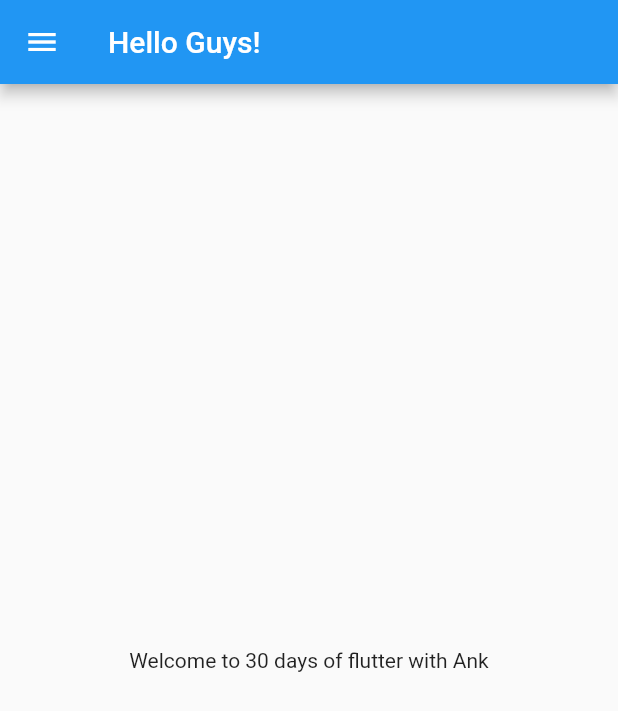
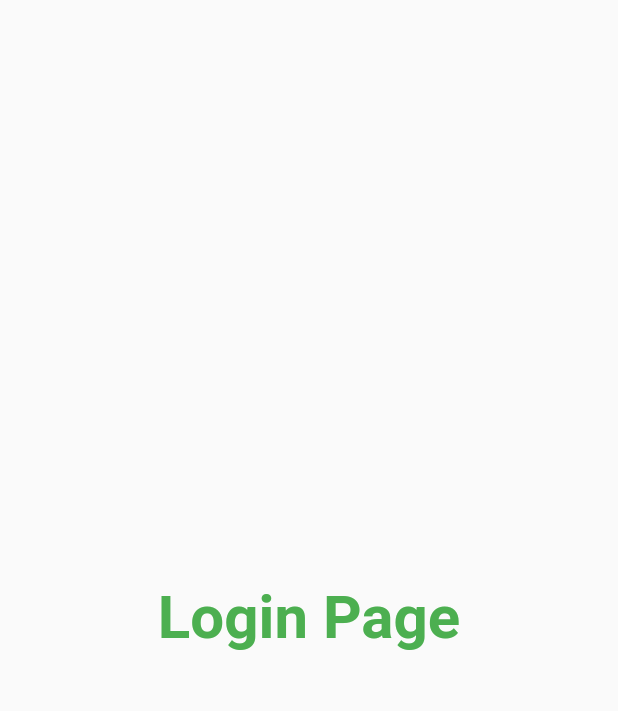
Before and after one commit to AnkitMiddha/30daysofflutter, a Flutter app: the screen it shows after launch, on a phone screen of 412 x 824 dp. Shown: the top 711 px of the screen. Run offline on Flutter 3.47's test engine with Material 2 defaults, Android fonts, the phone set to English and light mode, and no system bars.

Commit message:
day3 completed

```diff
--- a/lib/main.dart
+++ b/lib/main.dart
@@ -1,5 +1,6 @@
 import 'package:flutter/material.dart';
-import 'home_page.dart';
+import 'package:flutter_application_1/pages/login_page.dart';
+import 'pages/home_page.dart';
 
 void main() {
   runApp(MyApp());
@@ -11,7 +12,13 @@ class MyApp extends StatelessWidget {
   @override
   Widget build(BuildContext context) {
     return MaterialApp(
-      home: HomePage(),
+      themeMode: ThemeMode.light,
+      theme: ThemeData(primarySwatch: Colors.green),
+      darkTheme: ThemeData(brightness: Brightness.dark),
+      routes: {
+        "/": (context) => LoginPage(),
+        "/LoginPage": (context) => HomePage(),
+      },
     );
   }
 }
--- a/lib/home_page.dart
+++ b/lib/pages/home_page.dart
@@ -6,7 +6,7 @@ class HomePage extends StatelessWidget {
   @override
   Widget build(BuildContext context) {
     final int days = 30;
-    final String name = "Ank";
+    final String name = "Ankit";
     return Scaffold(
       appBar: AppBar(
         title: Text("Hello Guys!"),
--- /dev/null
+++ b/lib/pages/login_page.dart
@@ -0,0 +1,21 @@
+import 'package:flutter/material.dart';
+import 'package:flutter/rendering.dart';
+
+class LoginPage extends StatelessWidget {
+  const LoginPage({super.key});
+
+  @override
+  Widget build(BuildContext context) {
+    return const Material(
+      child: Center(
+          child: Text(
+        "Login Page",
+        style: TextStyle(
+          fontSize: 40,
+          fontWeight: FontWeight.bold,
+          color: Colors.green,
+        ),
+      )),
+    );
+  }
+}
```
